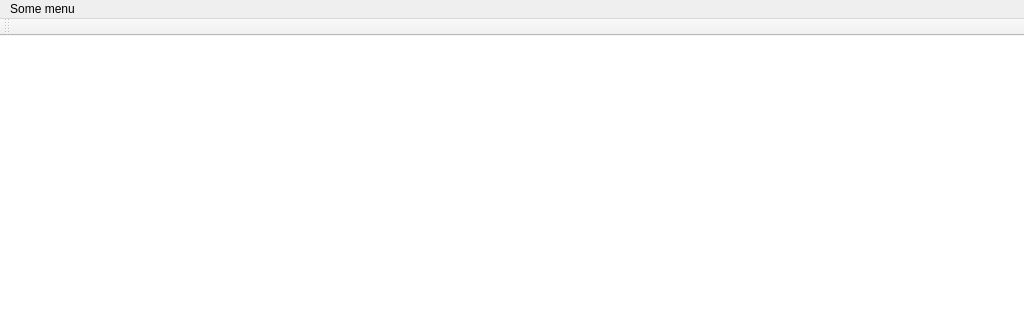
ImanuelRichter/ARdevKitPlayer, file Player/Player.ui: the form before one commit; both pictures show x 0 to 1024 and y 0 to 320 of the 1024 by 821 pixel window.
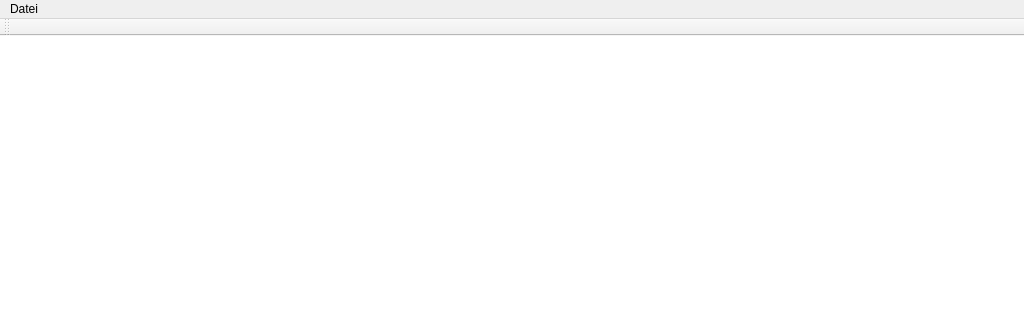
The form after the commit.

Commit message: added Datei -> Beenden

```diff
--- a/Player/Player.ui
+++ b/Player/Player.ui
@@ -42,13 +42,13 @@
      <height>21</height>
     </rect>
    </property>
-   <widget class="QMenu" name="menuSome_menu">
+   <widget class="QMenu" name="menu_file">
     <property name="title">
-     <string>Some menu</string>
+     <string>Datei</string>
     </property>
     <addaction name="actionSome_menu_item"/>
    </widget>
-   <addaction name="menuSome_menu"/>
+   <addaction name="menu_file"/>
   </widget>
   <widget class="QToolBar" name="mainToolBar">
    <attribute name="toolBarArea">
```
Left out of the diff: 12 changed lines with no effect on the pictures.
